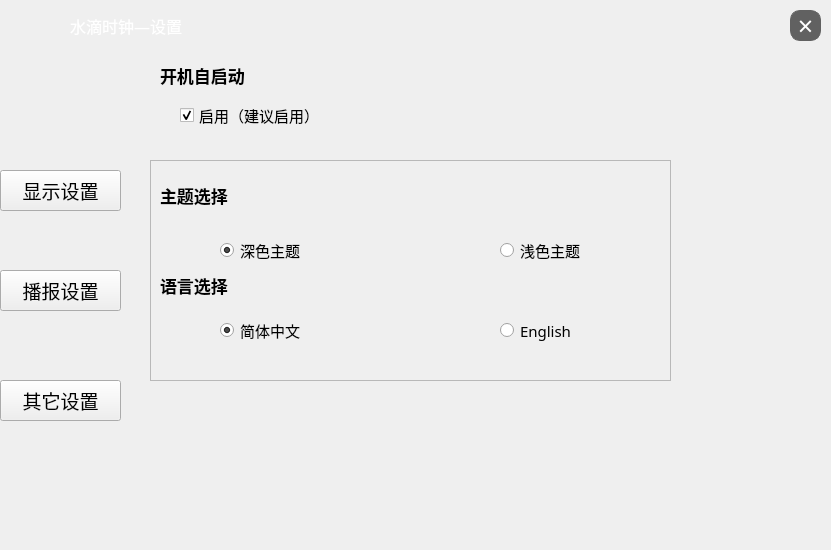
This is configwindow.ui in WaterDropLab/WaterDropClock as Qt 5 draws it before an edit. The edited form follows.
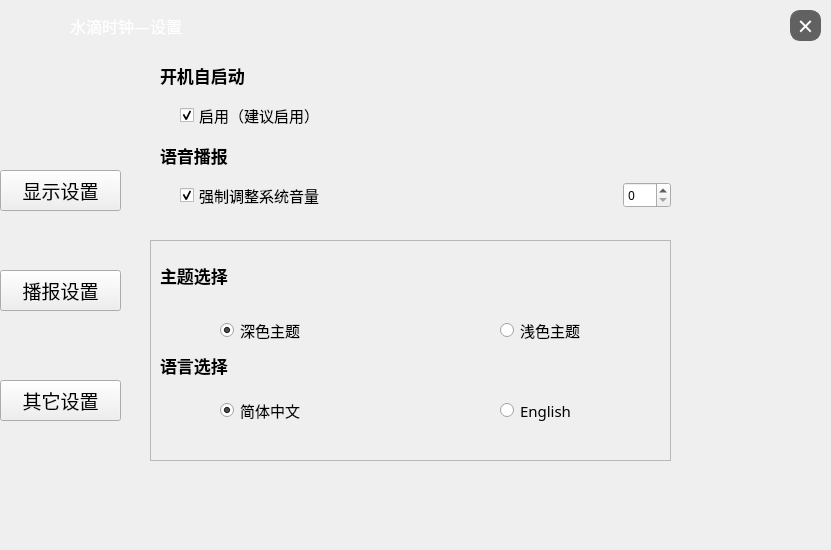
This is the edited form. The open tabs and pages were chosen to show the change. Icons and pictures are not drawn.

Commit message: 调整系统音量

```diff
--- a/configwindow.ui
+++ b/configwindow.ui
@@ -1219,7 +1219,7 @@
      <property name="geometry">
       <rect>
        <x>20</x>
-       <y>120</y>
+       <y>200</y>
        <width>521</width>
        <height>221</height>
       </rect>
@@ -1371,6 +1371,80 @@
       </property>
      </widget>
     </widget>
+    <widget class="QLabel" name="label_29">
+     <property name="geometry">
+      <rect>
+       <x>30</x>
+       <y>100</y>
+       <width>251</width>
+       <height>31</height>
+      </rect>
+     </property>
+     <property name="font">
+      <font>
+       <family>幼圆</family>
+       <pointsize>13</pointsize>
+       <weight>75</weight>
+       <bold>true</bold>
+      </font>
+     </property>
+     <property name="text">
+      <string>语音播报</string>
+     </property>
+    </widget>
+    <widget class="QWidget" name="layoutWidget">
+     <property name="geometry">
+      <rect>
+       <x>50</x>
+       <y>140</y>
+       <width>491</width>
+       <height>31</height>
+      </rect>
+     </property>
+     <layout class="QHBoxLayout" name="horizontalLayout_9">
+      <item>
+       <widget class="QCheckBox" name="runChk_2">
+        <property name="font">
+         <font>
+          <family>幼圆</family>
+          <pointsize>11</pointsize>
+         </font>
+        </property>
+        <property name="text">
+         <string>强制调整系统音量</string>
+        </property>
+        <property name="checked">
+         <bool>true</bool>
+        </property>
+       </widget>
+      </item>
+      <item>
+       <spacer name="horizontalSpacer">
+        <property name="orientation">
+         <enum>Qt::Horizontal</enum>
+        </property>
+        <property name="sizeHint" stdset="0">
+         <size>
+          <width>40</width>
+          <height>20</height>
+         </size>
+        </property>
+       </spacer>
+      </item>
+      <item>
+       <widget class="QSpinBox" name="spnVolSys">
+        <property name="font">
+         <font>
+          <family>微软雅黑</family>
+         </font>
+        </property>
+        <property name="maximum">
+         <number>100</number>
+        </property>
+       </widget>
+      </item>
+     </layout>
+    </widget>
    </widget>
   </widget>
   <widget class="QPushButton" name="btndef">
```
The commit also changes 9 other files.
